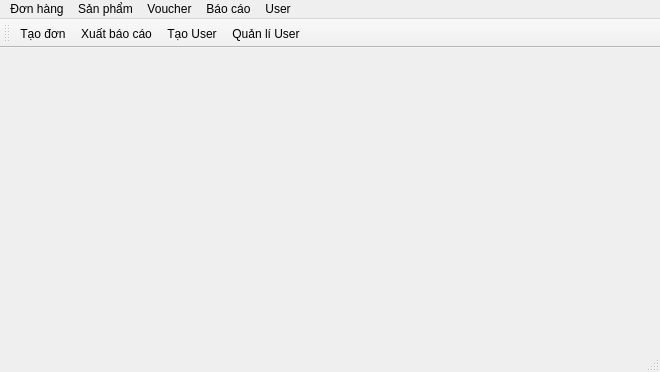
First picture: the form in mainwindow.ui, repository si13ncer/DoAnCTDL, before the edit.
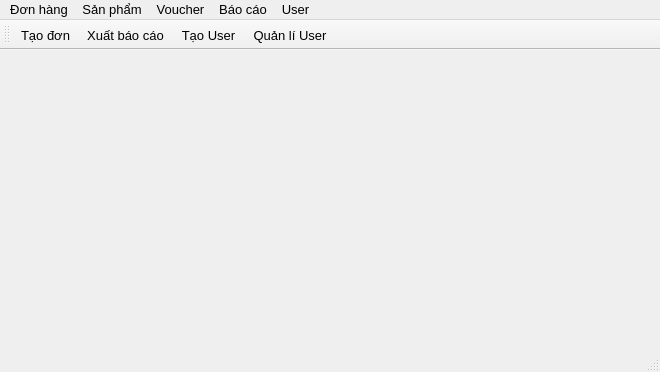
Second picture: the form after the edit. Icons and pictures are not drawn.

```diff
--- a/mainwindow.ui
+++ b/mainwindow.ui
@@ -10,6 +10,11 @@
     <height>372</height>
    </rect>
   </property>
+  <property name="font">
+   <font>
+    <pointsize>10</pointsize>
+   </font>
+  </property>
   <property name="windowTitle">
    <string>MainWindow</string>
   </property>
```
Left out of the diff: 2 changed lines with no effect on the pictures.
